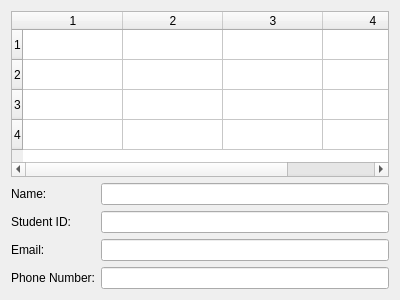
Old version of the form SIMS/form/studentform.ui in the repository xy-Summer-Sky/C_plus_plus.
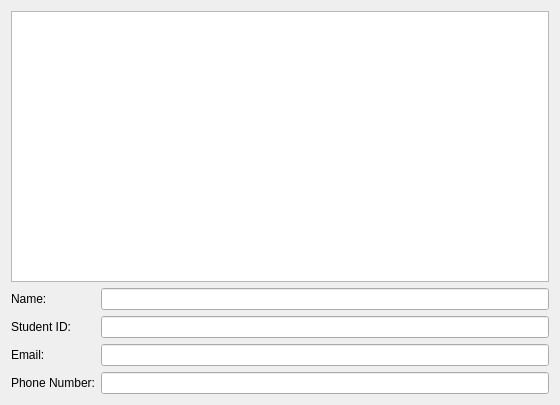
New version of the form.

What changed in the file:
```diff
--- a/SIMS/form/studentform.ui
+++ b/SIMS/form/studentform.ui
@@ -6,8 +6,8 @@
             <rect>
                 <x>0</x>
                 <y>0</y>
-                <width>400</width>
-                <height>300</height>
+    <width>560</width>
+    <height>405</height>
             </rect>
         </property>
         <property name="contextMenuPolicy">
@@ -18,24 +18,10 @@
         </property>
         <layout class="QVBoxLayout" name="verticalLayout">
             <item>
-                <widget class="QTableWidget" name="tableWidgetCourses">
+    <widget class="QTableView" name="tableViewCourses">
                     <property name="styleSheet">
                         <string notr="true">QTableWidget { color: black; }</string>
                     </property>
-                    <property name="rowCount">
-                        <number>4</number> <!-- Four courses displayed -->
-                    </property>
-                    <property name="columnCount">
-                        <number>4</number> <!-- Adding a column for instructor name -->
-                    </property>
-                    <property name="horizontalHeaderLabels">
-                        <stringlist>
-                            <string>Course ID</string>
-                            <string>Course Name</string>
-                            <string>Instructor Name</string> <!-- New column for instructor -->
-                            <string>Grade</string>
-                        </stringlist>
-                    </property>
                 </widget>
             </item>
             <item>
```
Lines whose indentation alone changed are shown as unchanged.
